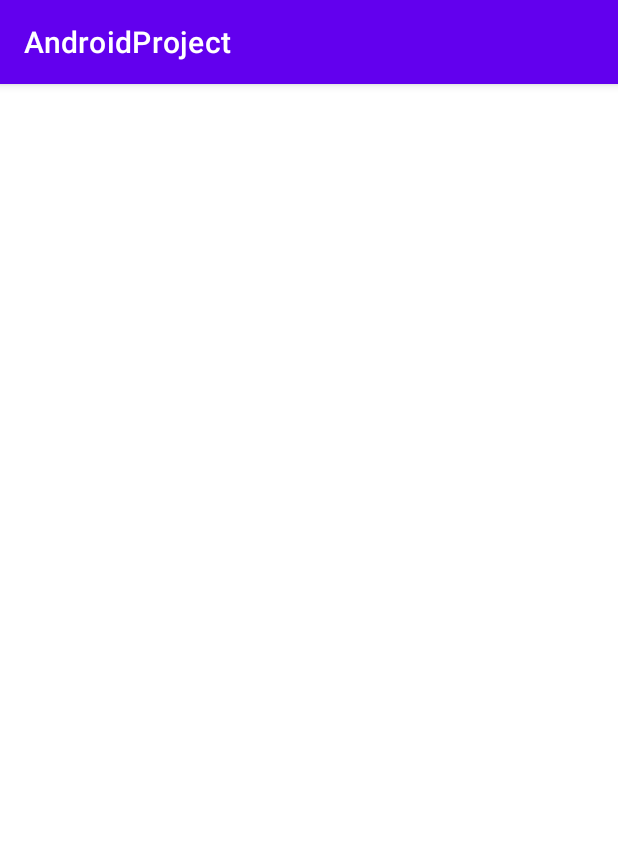
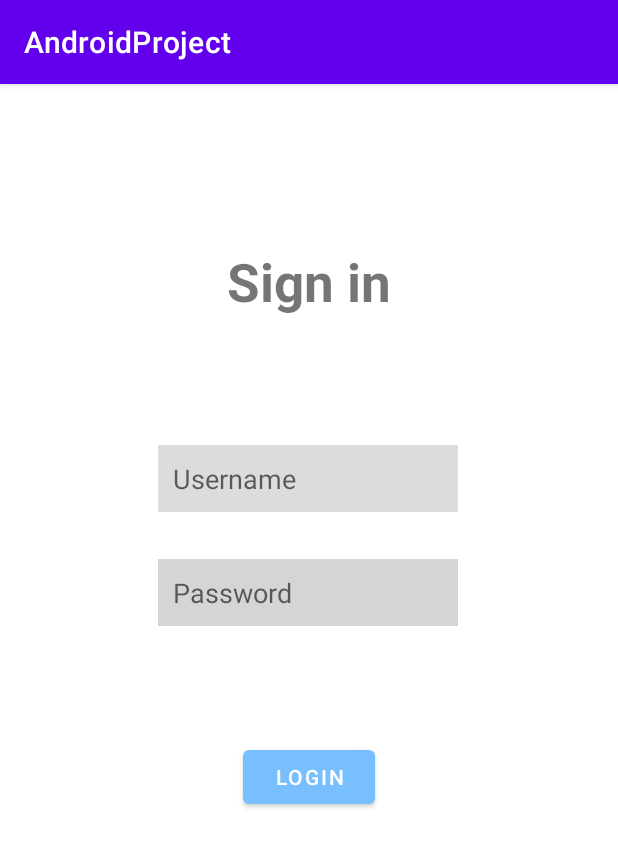
Before and after one commit to brdacostac/Gastronomee, an Android app: the screen it shows after launch (MainActivity), on a phone screen of 412 x 824 dp. Shown: the top 847 px of the screen. Run offline under Robolectric (Android 15) with nearby library versions, the phone set to English and light mode, and no system bars.

Commit message:
Debut de la view

```diff
--- a/app/src/main/res/layout/activity_main.xml
+++ b/app/src/main/res/layout/activity_main.xml
@@ -6,4 +6,56 @@
     android:layout_height="match_parent"
     tools:context=".MainActivity">
 
+    <TextView
+        android:id="@+id/textView3"
+        android:layout_width="wrap_content"
+        android:layout_height="wrap_content"
+        android:text="@string/sign_in"
+        android:textSize="35sp"
+        android:textStyle="bold"
+        app:layout_constraintBottom_toBottomOf="parent"
+        app:layout_constraintEnd_toEndOf="parent"
+        app:layout_constraintStart_toStartOf="parent"
+        app:layout_constraintTop_toTopOf="parent"
+        app:layout_constraintVertical_bias="0.15" />
+
+    <EditText
+        android:layout_width="wrap_content"
+        android:layout_height="wrap_content"
+        app:layout_constraintBottom_toBottomOf="parent"
+        app:layout_constraintEnd_toEndOf="parent"
+        app:layout_constraintHorizontal_bias="0.498"
+        app:layout_constraintStart_toStartOf="parent"
+        app:layout_constraintTop_toTopOf="parent"
+        app:layout_constraintVertical_bias="0.333"
+        android:background="#DCDCDC"
+        android:padding="10dp"
+        android:width="200dp"
+        android:hint="@string/username" />
+
+    <EditText
+        android:layout_width="wrap_content"
+        android:layout_height="wrap_content"
+        android:width="200dp"
+        android:background="#D5D5D5"
+        android:hint="@string/password"
+        android:padding="10dp"
+        app:layout_constraintBottom_toBottomOf="parent"
+        app:layout_constraintEnd_toEndOf="parent"
+        app:layout_constraintHorizontal_bias="0.497"
+        app:layout_constraintStart_toStartOf="parent"
+        app:layout_constraintTop_toTopOf="parent"
+        app:layout_constraintVertical_bias="0.438"/>
+
+    <Button
+        android:id="@+id/button"
+        android:layout_width="wrap_content"
+        android:layout_height="wrap_content"
+        android:text="@string/login"
+        app:backgroundTint="#77BFFF"
+        app:layout_constraintBottom_toBottomOf="parent"
+        app:layout_constraintEnd_toEndOf="parent"
+        app:layout_constraintStart_toStartOf="parent"
+        app:layout_constraintTop_toBottomOf="@+id/textView3" />
+
 </androidx.constraintlayout.widget.ConstraintLayout>
--- a/app/src/main/res/values/strings.xml
+++ b/app/src/main/res/values/strings.xml
@@ -1,3 +1,7 @@
 <resources>
     <string name="app_name">AndroidProject</string>
+    <string name="username">Username</string>
+    <string name="sign_in">Sign in</string>
+    <string name="password">Password</string>
+    <string name="login">Login</string>
 </resources>
```
